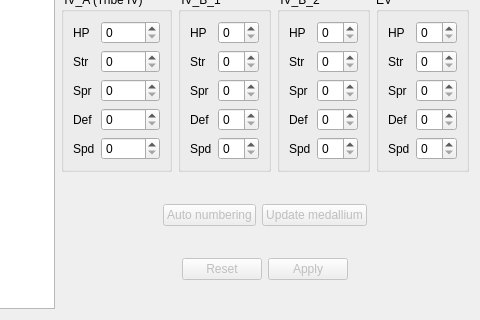
Qt form source-code/1/youkaitab.ui (nobodyF34R/ykw-editors) before a commit; both pictures show x 215 to 695 and y 283 to 603 of the 695 by 603 pixel window.
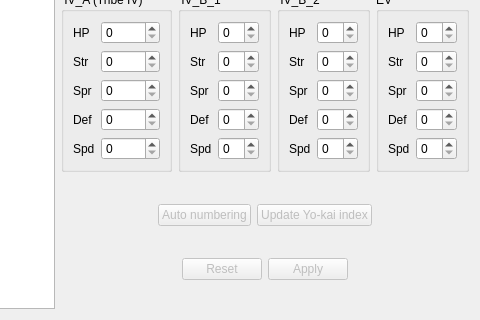
The same form after that commit.

Diff of the .ui file:
```diff
--- a/source-code/1/youkaitab.ui
+++ b/source-code/1/youkaitab.ui
@@ -602,7 +602,7 @@
           <bool>false</bool>
          </property>
          <property name="text">
-          <string>Update medallium</string>
+          <string>Update Yo-kai index</string>
          </property>
         </widget>
        </item>
```
